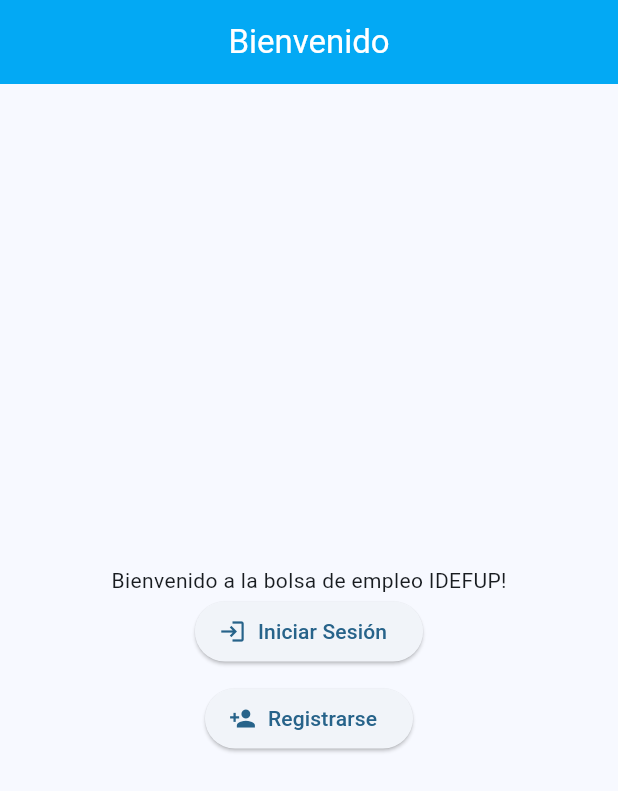
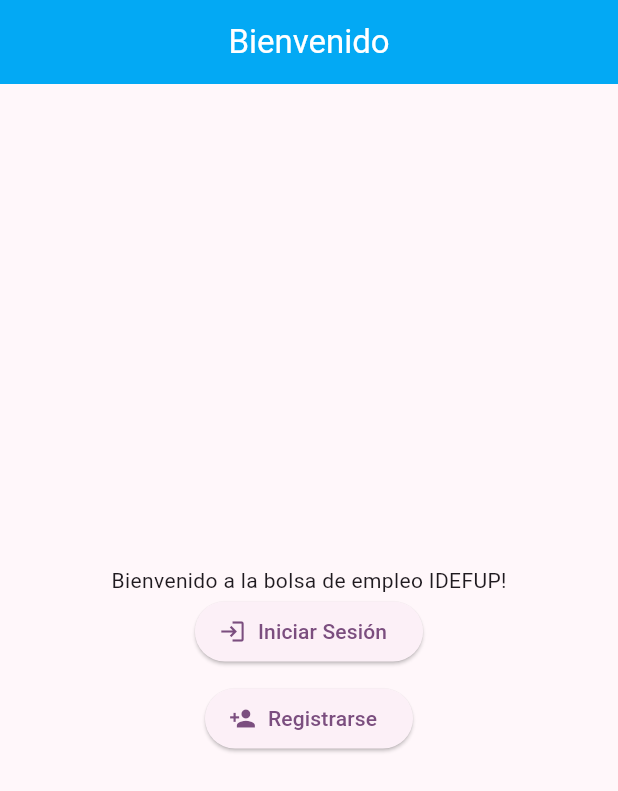
Before and after one commit to AndresRossemberg/bolsa_empleo_iglesia, a Flutter app: the screen it shows after launch, on a phone screen of 412 x 824 dp. Shown: the top 791 px of the screen. Run offline on Flutter 3.47's test engine with Material 3 defaults, Android fonts, the phone set to English and light mode, and no system bars.

Commit message:
refactor: extraer tema global a app_theme.dart en config/theme

```diff
--- /dev/null
+++ b/lib/config/theme/app_theme.dart
@@ -0,0 +1,30 @@
+import 'package:flutter/material.dart';
+
+const List<Color> _colorThemes = [
+  Colors.lightBlue,
+  Colors.green,
+  Colors.orange,
+  Colors.purple,
+];
+
+class AppTheme {
+
+  final int selectedColor;
+
+  AppTheme({
+    this.selectedColor = 0,
+  }): assert(selectedColor >= 0 && selectedColor <= _colorThemes.length, 'selectedColor must be between 0 and ${_colorThemes.length - 1}');
+
+  ThemeData theme(){
+
+    return ThemeData(
+      useMaterial3: true,
+      colorSchemeSeed: _colorThemes[selectedColor],
+      appBarTheme: const AppBarTheme(
+          backgroundColor: Colors.lightBlue,
+          foregroundColor: Colors.white,
+          centerTitle: true,
+        )
+    );
+  }
+}
--- a/lib/main.dart
+++ b/lib/main.dart
@@ -1,3 +1,4 @@
+import 'package:bolsa_empleo_iglesia/config/theme/app_theme.dart';
 import 'package:bolsa_empleo_iglesia/presentation/screens/welcome/welcome_screen.dart';
 import 'package:flutter/material.dart';
 
@@ -12,15 +13,7 @@
   Widget build(BuildContext context) {
     return MaterialApp(
       debugShowCheckedModeBanner: false,
-      theme: ThemeData(
-        useMaterial3: true,
-        colorSchemeSeed: Colors.lightBlue,
-        appBarTheme: const AppBarTheme(
-          backgroundColor: Colors.lightBlue,
-          foregroundColor: Colors.white,
-          centerTitle: true,
-        )
-      ),
+      theme: AppTheme(selectedColor: 3).theme(),
       home: const WelcomeScreen()
     );
   }
```
Also changed, not shown: lib/config/routes.dart (deleted), lib/config/theme.dart (deleted).
